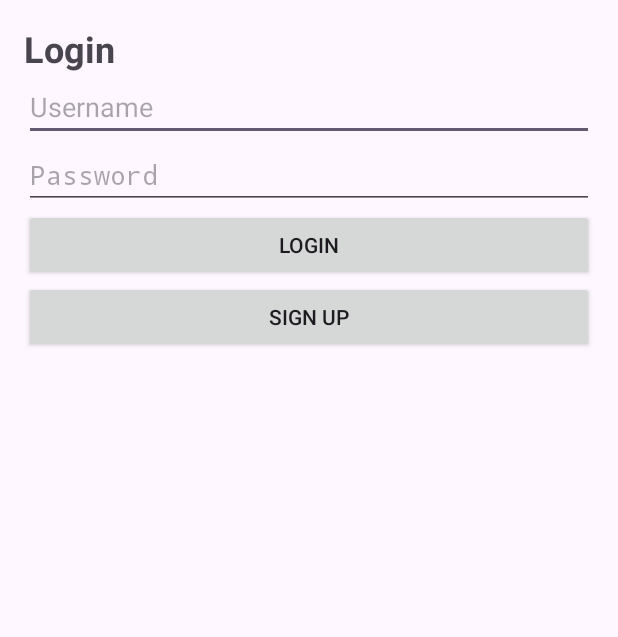
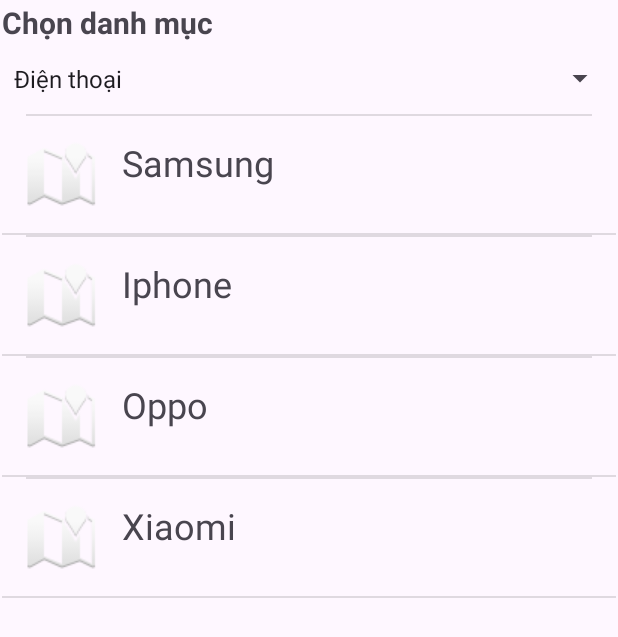
Before and after one commit to CatalizCS/Mobile-Application-Development, an Android app: the screen it shows after launch (LoginActivity before the commit, MainActivity after it), on a phone screen of 412 x 824 dp. Shown: the top 637 px of the screen. Run offline under Robolectric (Android 15) with nearby library versions, the phone set to English and light mode, and no system bars.

Commit message:
Buổi 2 bài 15.1:  Thực hành và hiểu về các control nâng cao trong Android

```diff
--- /dev/null
+++ b/app/src/main/java/com/tama/android/CustomListView/ItemType.java
@@ -0,0 +1,5 @@
+package com.tama.android.CustomListView;
+
+public enum ItemType {
+
+}
--- /dev/null
+++ b/app/src/main/java/com/tama/android/CustomListView/ListItemAdapter.java
@@ -0,0 +1,77 @@
+package com.tama.android.CustomListView;
+
+import android.util.Log;
+import android.view.View;
+import android.content.Context;
+import android.view.ViewGroup;
+import android.widget.BaseAdapter;
+import android.widget.ImageView;
+import android.widget.TextView;
+import android.widget.Toast;
+
+import com.tama.android.R;
+
+import java.util.List;
+
+public class ListItemAdapter extends BaseAdapter {
+    private Context context;
+    private List<ListItemModel> list;
+    private int possitionSelected = -1;
+
+    public ListItemAdapter(Context context, List<ListItemModel> list) {
+        this.context = context;
+        this.list = list;
+    }
+
+
+    @Override
+    public int getCount() {
+         if (list != null) {
+             return list.size();
+         }
+        return 0;
+    }
+
+    @Override
+    public Object getItem(int position) {
+        return null;
+    }
+
+    @Override
+    public long getItemId(int position) {
+        return 0;
+    }
+
+    @Override
+    public View getView(int position, View convertView, ViewGroup parent) {
+       if (convertView == null) {
+           convertView = View.inflate(context, R.layout.listview_layout, null);
+       }
+
+        ImageView imageView = convertView.findViewById(R.id.iconList);
+        TextView textView = convertView.findViewById(R.id.textList);
+
+        ListItemModel listItemModel = list.get(position);
+
+        if (listItemModel.getTitle().length() <= 3) {
+            imageView.setImageResource(android.R.drawable.star_on);
+        } else {
+            imageView.setImageResource(android.R.drawable.ic_dialog_map);
+        }
+
+        Log.i("ListItemAdapter", "getView: " + listItemModel.getTitle());
+
+        textView.setText(listItemModel.getTitle());
+
+        convertView.setOnClickListener(new View.OnClickListener() {
+            @Override
+            public void onClick(View v) {
+                Toast.makeText(context, "Item selected: " + position, Toast.LENGTH_SHORT).show();
+                possitionSelected = position;
+                notifyDataSetChanged();
+            }
+        });
+
+        return convertView;
+    }
+}
--- /dev/null
+++ b/app/src/main/java/com/tama/android/CustomListView/ListItemModel.java
@@ -0,0 +1,29 @@
+package com.tama.android.CustomListView;
+
+import android.widget.ImageView;
+
+public class ListItemModel {
+    private String Type;
+    private String title;
+
+    public ListItemModel(String type, String title) {
+        this.Type = type;
+        this.title = title;
+    }
+
+    public String getType() {
+        return Type;
+    }
+
+    public void setType(String type) {
+        Type = type;
+    }
+
+    public String getTitle() {
+        return title;
+    }
+
+    public void setTitle(String title) {
+        this.title = title;
+    }
+}
--- /dev/null
+++ b/app/src/main/java/com/tama/android/MainActivity.java
@@ -0,0 +1,80 @@
+package com.tama.android;
+
+import androidx.appcompat.app.AppCompatActivity;
+
+import android.os.Bundle;
+import android.view.View;
+import android.widget.AdapterView;
+import android.widget.ArrayAdapter;
+import android.widget.ListView;
+import android.widget.Spinner;
+
+import com.tama.android.CustomListView.ListItemAdapter;
+import com.tama.android.CustomListView.ListItemModel;
+
+import java.util.ArrayList;
+import java.util.List;
+
+public class MainActivity extends AppCompatActivity {
+    private final List<ListItemModel> list = new ArrayList<>();
+
+    @Override
+    protected void onCreate(Bundle savedInstanceState) {
+        super.onCreate(savedInstanceState);
+        setContentView(R.layout.activity_main);
+
+        Spinner spinner = findViewById(R.id.spinner);
+        ListView listView = findViewById(R.id.Lists);
+
+        list.add(new ListItemModel("Điện thoại", "Samsung"));
+        list.add(new ListItemModel("Điện thoại", "Iphone"));
+        list.add(new ListItemModel("Điện thoại", "Oppo"));
+        list.add(new ListItemModel("Điện thoại", "Xiaomi"));
+
+        list.add(new ListItemModel("Máy tính", "Dell"));
+        list.add(new ListItemModel("Máy tính", "HP"));
+        list.add(new ListItemModel("Máy tính", "Asus"));
+        list.add(new ListItemModel("Máy tính", "Lenovo"));
+
+        list.add(new ListItemModel("Máy ảnh", "Canon"));
+        list.add(new ListItemModel("Máy ảnh", "Nikon"));
+        list.add(new ListItemModel("Máy ảnh", "Sony"));
+
+        ListItemAdapter listAdapter = new ListItemAdapter(this, list);
+        listView.setAdapter(listAdapter);
+
+        List<String> typeList = new ArrayList<>();
+        for (ListItemModel item : list) {
+            if (!typeList.contains(item.getType())) {
+                typeList.add(item.getType());
+            }
+        }
+
+        ArrayAdapter<String> adapter = new ArrayAdapter<>(this, android.R.layout.simple_spinner_item, typeList);
+        spinner.setAdapter(adapter);
+
+        spinner.setOnItemSelectedListener(new AdapterView.OnItemSelectedListener() {
+            @Override
+            public void onItemSelected(AdapterView<?> parent, View view, int position, long id) {
+                filterList(typeList.get(position));
+            }
+
+            @Override
+            public void onNothingSelected(AdapterView<?> parent) {
+            }
+        });
+    }
+
+    private void filterList(String type) {
+        List<ListItemModel> filterList = new ArrayList<>();
+        for (ListItemModel item : list) {
+            if (item.getType().equals(type)) {
+                filterList.add(item);
+            }
+        }
+        ListItemAdapter listAdapter = new ListItemAdapter(this, filterList);
+        ListView listView = findViewById(R.id.Lists);
+        listView.setAdapter(listAdapter);
+
+    }
+}
--- /dev/null
+++ b/app/src/main/res/layout/activity_main.xml
@@ -0,0 +1,47 @@
+<?xml version="1.0" encoding="utf-8"?>
+<androidx.constraintlayout.widget.ConstraintLayout xmlns:android="http://schemas.android.com/apk/res/android"
+	xmlns:app="http://schemas.android.com/apk/res-auto"
+	xmlns:tools="http://schemas.android.com/tools"
+	android:layout_width="match_parent"
+	android:layout_height="match_parent"
+	tools:context=".MainActivity">
+
+	<LinearLayout
+		android:id="@+id/linearLayout"
+		android:layout_width="0dp"
+		android:layout_height="0dp"
+		android:layout_marginStart="1dp"
+		android:layout_marginTop="1dp"
+		android:layout_marginEnd="1dp"
+		android:layout_marginBottom="1dp"
+		android:orientation="vertical"
+		app:layout_constraintBottom_toBottomOf="parent"
+		app:layout_constraintEnd_toEndOf="parent"
+		app:layout_constraintStart_toStartOf="parent"
+		app:layout_constraintTop_toTopOf="parent">
+
+		<FrameLayout
+			android:layout_width="match_parent"
+			android:layout_height="wrap_content">
+
+			<TextView
+				android:id="@+id/textView"
+				android:layout_width="wrap_content"
+				android:layout_height="wrap_content"
+				android:layout_gravity="center|start"
+				android:text="Chọn danh mục"
+				android:textSize="20sp"
+				android:textStyle="bold" />
+		</FrameLayout>
+
+		<Spinner
+			android:id="@+id/spinner"
+			android:layout_width="match_parent"
+			android:layout_height="47dp" />
+
+		<ListView
+			android:id="@+id/Lists"
+			android:layout_width="match_parent"
+			android:layout_height="match_parent" />
+	</LinearLayout>
+</androidx.constraintlayout.widget.ConstraintLayout>
--- /dev/null
+++ b/app/src/main/res/layout/listview_layout.xml
@@ -0,0 +1,47 @@
+<?xml version="1.0" encoding="utf-8"?>
+<androidx.constraintlayout.widget.ConstraintLayout xmlns:android="http://schemas.android.com/apk/res/android"
+	xmlns:app="http://schemas.android.com/apk/res-auto"
+	android:layout_width="match_parent"
+	android:layout_height="match_parent">
+	<!-- Icon on left and text on right	-->
+	<LinearLayout
+		android:id="@+id/linearLayout2"
+		android:layout_width="0dp"
+		android:layout_height="wrap_content"
+		android:orientation="horizontal"
+		android:padding="16dp"
+		app:layout_constraintEnd_toEndOf="parent"
+		app:layout_constraintStart_toStartOf="parent"
+		app:layout_constraintTop_toTopOf="@+id/divider">
+
+		<ImageView
+			android:id="@+id/iconList"
+			android:layout_width="48dp"
+			android:layout_height="48dp"
+			android:layout_marginEnd="16dp"
+			android:src="@mipmap/ic_launcher" />
+
+		<TextView
+			android:id="@+id/textList"
+			android:layout_width="0dp"
+			android:layout_height="wrap_content"
+			android:layout_weight="1"
+			android:text="TextView"
+			android:textSize="24sp" />
+	</LinearLayout>
+
+	<View
+		android:id="@+id/divider"
+		android:layout_width="0dp"
+		android:layout_height="1dp"
+		android:layout_marginStart="16dp"
+		android:layout_marginEnd="16dp"
+		android:layout_marginBottom="16dp"
+		android:background="?android:attr/listDivider"
+		app:layout_constraintBottom_toBottomOf="parent"
+		app:layout_constraintBottom_toTopOf="parent"
+		app:layout_constraintEnd_toEndOf="parent"
+		app:layout_constraintStart_toStartOf="parent"
+		app:layout_constraintTop_toTopOf="parent" />
+
+</androidx.constraintlayout.widget.ConstraintLayout>
--- a/app/src/main/res/layout/login_linear_layout.xml
+++ /dev/null
@@ -1,41 +0,0 @@
-<?xml version="1.0" encoding="utf-8"?>
-<LinearLayout xmlns:android="http://schemas.android.com/apk/res/android"
-	android:layout_width="match_parent"
-	android:layout_height="match_parent"
-	android:orientation="vertical"
-	android:padding="16dp">
-
-	<TextView
-		android:layout_width="wrap_content"
-		android:layout_height="wrap_content"
-		android:text="Login"
-		android:textSize="24sp"
-		android:textStyle="bold" />
-
-	<EditText
-		android:id="@+id/username"
-		android:layout_width="match_parent"
-		android:layout_height="wrap_content"
-		android:hint="Username"
-		android:inputType="textEmailAddress"/>
-
-	<EditText
-		android:id="@+id/password"
-		android:layout_width="match_parent"
-		android:layout_height="wrap_content"
-		android:hint="Password"
-		android:inputType="textPassword"/>
-
-	<Button
-		android:id="@+id/btn_login_submit"
-		android:layout_width="match_parent"
-		android:layout_height="wrap_content"
-		android:text="Login"/>
-
-	<Button
-		android:id="@+id/btn_login_signup"
-		android:layout_width="match_parent"
-		android:layout_height="wrap_content"
-		android:text="Sign Up"/>
-
-</LinearLayout>
```
Also changed, not shown: app/src/main/AndroidManifest.xml (+2 -5 lines), app/src/main/java/com/tama/android/LoginActivity.java (deleted, +0 -48 lines), app/src/main/java/com/tama/android/SignupActivity.java (deleted, +0 -32 lines), app/src/main/res/layout/signup_relative_layout.xml (deleted, +0 -70 lines), app/src/main/res/layout/users_table_layout.xml (deleted, +0 -49 lines), app/src/main/res/values/strings.xml (+0 -11 lines), 2 other files.
